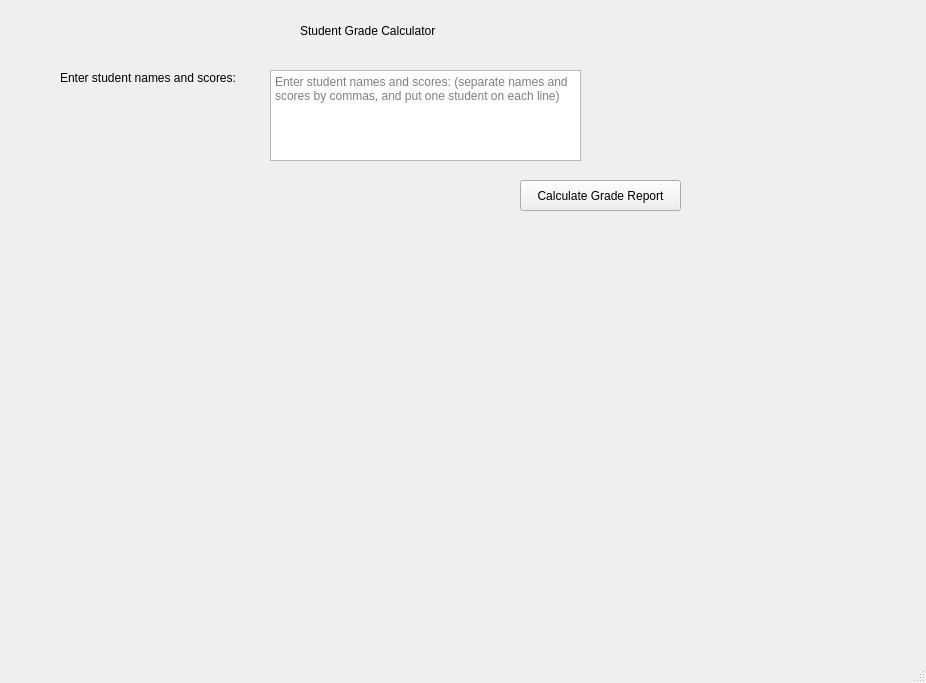
This is student_grade_calc_gui_1.ui in caedenwebb/Project1 as Qt 5 draws it before an edit. The edited form follows.
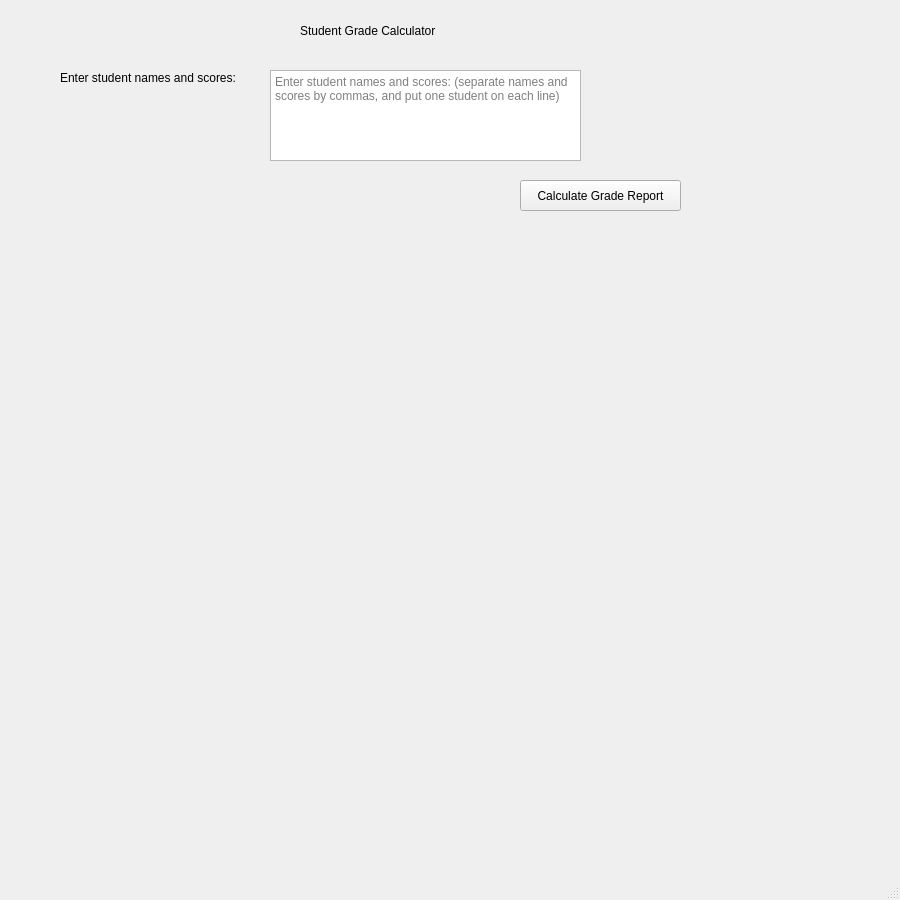
This is the edited form.

Commit message: Window nonresizeable

```diff
--- a/student_grade_calc_gui_1.ui
+++ b/student_grade_calc_gui_1.ui
@@ -6,10 +6,22 @@
    <rect>
     <x>0</x>
     <y>0</y>
-    <width>926</width>
-    <height>683</height>
+    <width>900</width>
+    <height>900</height>
    </rect>
   </property>
+  <property name="minimumSize">
+   <size>
+    <width>900</width>
+    <height>900</height>
+   </size>
+  </property>
+  <property name="maximumSize">
+   <size>
+    <width>900</width>
+    <height>900</height>
+   </size>
+  </property>
   <property name="windowTitle">
    <string>Student Grade Calculator</string>
   </property>
```
Left out of the diff: 2 changed lines with no effect on the pictures. The commit also changes 2 other files.
